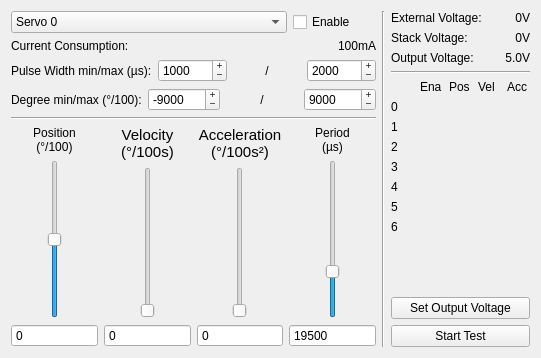
This is src/brickv/plugin_system/plugins/servo/ui/servo.ui in Tinkerforge/brickv as Qt 5 draws it before an edit. The edited form follows.
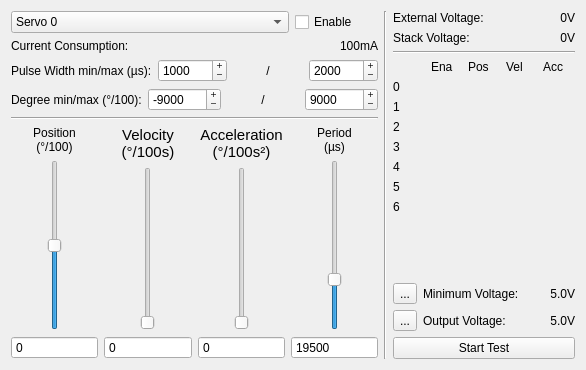
This is the edited form.

Commit message: add under voltage popup to servo plugin

Patch:
```diff
--- a/src/brickv/plugin_system/plugins/servo/ui/servo.ui
+++ b/src/brickv/plugin_system/plugins/servo/ui/servo.ui
@@ -6,8 +6,8 @@
    <rect>
     <x>0</x>
     <y>0</y>
-    <width>541</width>
-    <height>358</height>
+    <width>586</width>
+    <height>370</height>
    </rect>
   </property>
   <property name="windowTitle">
@@ -499,36 +499,6 @@
          </item>
         </layout>
        </item>
-       <item>
-        <layout class="QHBoxLayout" name="horizontalLayout_8">
-         <item>
-          <widget class="QLabel" name="voltage_label">
-           <property name="text">
-            <string>Output Voltage:</string>
-           </property>
-           <property name="alignment">
-            <set>Qt::AlignLeading|Qt::AlignLeft|Qt::AlignVCenter</set>
-           </property>
-          </widget>
-         </item>
-         <item>
-          <widget class="QLabel" name="output_voltage_label">
-           <property name="minimumSize">
-            <size>
-             <width>50</width>
-             <height>0</height>
-            </size>
-           </property>
-           <property name="text">
-            <string>5.0V</string>
-           </property>
-           <property name="alignment">
-            <set>Qt::AlignRight|Qt::AlignTrailing|Qt::AlignVCenter</set>
-           </property>
-          </widget>
-         </item>
-        </layout>
-       </item>
        <item>
         <widget class="Line" name="line_2">
          <property name="orientation">
@@ -631,11 +601,75 @@
         </spacer>
        </item>
        <item>
-        <widget class="QPushButton" name="output_voltage_button">
-         <property name="text">
-          <string>Set Output Voltage</string>
-         </property>
-        </widget>
+        <layout class="QHBoxLayout" name="horizontalLayout_7">
+         <item>
+          <widget class="QToolButton" name="minimum_voltage_button">
+           <property name="text">
+            <string>...</string>
+           </property>
+          </widget>
+         </item>
+         <item>
+          <widget class="QLabel" name="label_2">
+           <property name="text">
+            <string>Minimum Voltage:</string>
+           </property>
+          </widget>
+         </item>
+         <item>
+          <widget class="QLabel" name="minimum_voltage_label">
+           <property name="minimumSize">
+            <size>
+             <width>50</width>
+             <height>0</height>
+            </size>
+           </property>
+           <property name="text">
+            <string>5.0V</string>
+           </property>
+           <property name="alignment">
+            <set>Qt::AlignRight|Qt::AlignTrailing|Qt::AlignVCenter</set>
+           </property>
+          </widget>
+         </item>
+        </layout>
+       </item>
+       <item>
+        <layout class="QHBoxLayout" name="horizontalLayout_12">
+         <item>
+          <widget class="QToolButton" name="output_voltage_button">
+           <property name="text">
+            <string>...</string>
+           </property>
+          </widget>
+         </item>
+         <item>
+          <widget class="QLabel" name="voltage_label">
+           <property name="text">
+            <string>Output Voltage:</string>
+           </property>
+           <property name="alignment">
+            <set>Qt::AlignLeading|Qt::AlignLeft|Qt::AlignVCenter</set>
+           </property>
+          </widget>
+         </item>
+         <item>
+          <widget class="QLabel" name="output_voltage_label">
+           <property name="minimumSize">
+            <size>
+             <width>50</width>
+             <height>0</height>
+            </size>
+           </property>
+           <property name="text">
+            <string>5.0V</string>
+           </property>
+           <property name="alignment">
+            <set>Qt::AlignRight|Qt::AlignTrailing|Qt::AlignVCenter</set>
+           </property>
+          </widget>
+         </item>
+        </layout>
        </item>
        <item>
         <widget class="QPushButton" name="test_button">
```
The commit also changes 1 other file.
